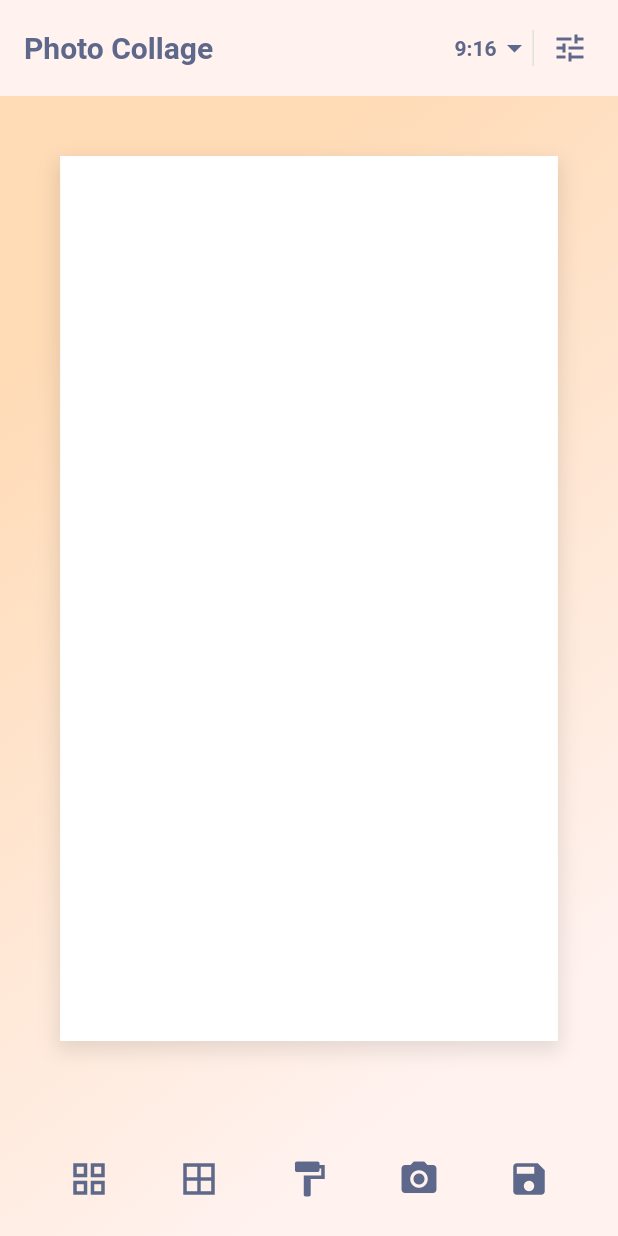
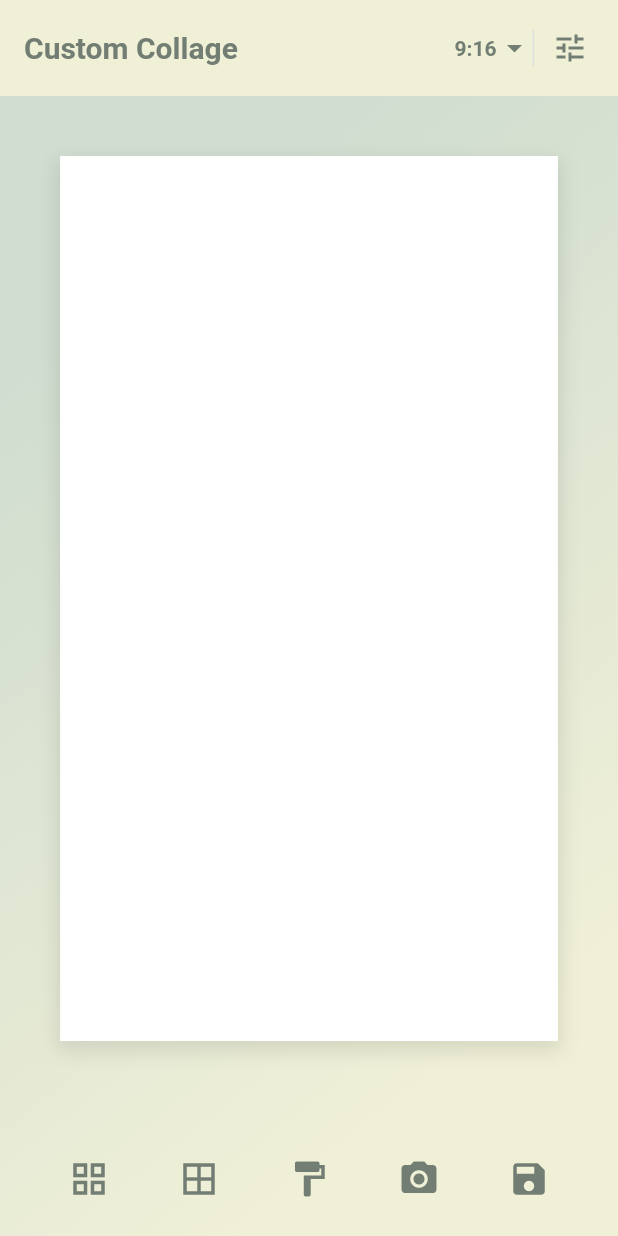
Before and after one commit to aycabadem/photo_collage, a Flutter app: the screen it shows after launch, on a phone screen of 412 x 824 dp. Run offline on Flutter 3.47's test engine with Material 3 defaults, Android fonts, the light colour scheme and no system bars; our stand-ins replace extended_image, image_gallery_saver, image_picker.

Commit message:
change theme

```diff
--- a/lib/main.dart
+++ b/lib/main.dart
@@ -10,11 +10,11 @@ class MyApp extends StatelessWidget {
 
   @override
   Widget build(BuildContext context) {
-    // App-wide color palette
-    const primary = Color(0xFF5D688A); // #5D688A
-    const secondary = Color(0xFFF7A5A5); // #F7A5A5
-    const tertiary = Color(0xFFFFDBB6); // #FFDBB6 (accent)
-    const surface = Color(0xFFFFF2EF); // #FFF2EF
+    // App-wide color palette (updated)
+    const primary = Color(0xFF727D73); // #727D73
+    const secondary = Color(0xFFAAB99A); // #AAB99A
+    const tertiary = Color(0xFFD0DDD0); // #D0DDD0
+    const surface = Color(0xFFF0F0D7); // #F0F0D7
 
     final scheme = const ColorScheme.light(
       primary: primary,
@@ -29,8 +29,26 @@ class MyApp extends StatelessWidget {
       onBackground: Colors.black87,
     );
 
+    TextTheme _bolden(TextTheme t) => TextTheme(
+          displayLarge: t.displayLarge?.copyWith(fontWeight: FontWeight.w700),
+          displayMedium: t.displayMedium?.copyWith(fontWeight: FontWeight.w700),
+          displaySmall: t.displaySmall?.copyWith(fontWeight: FontWeight.w700),
+          headlineLarge: t.headlineLarge?.copyWith(fontWeight: FontWeight.w700),
+          headlineMedium: t.headlineMedium?.copyWith(fontWeight: FontWeight.w700),
+          headlineSmall: t.headlineSmall?.copyWith(fontWeight: FontWeight.w700),
+          titleLarge: t.titleLarge?.copyWith(fontWeight: FontWeight.w700),
+          titleMedium: t.titleMedium?.copyWith(fontWeight: FontWeight.w700),
+          titleSmall: t.titleSmall?.copyWith(fontWeight: FontWeight.w700),
+          bodyLarge: t.bodyLarge?.copyWith(fontWeight: FontWeight.w700),
+          bodyMedium: t.bodyMedium?.copyWith(fontWeight: FontWeight.w700),
+          bodySmall: t.bodySmall?.copyWith(fontWeight: FontWeight.w700),
+          labelLarge: t.labelLarge?.copyWith(fontWeight: FontWeight.w700),
+          labelMedium: t.labelMedium?.copyWith(fontWeight: FontWeight.w700),
+          labelSmall: t.labelSmall?.copyWith(fontWeight: FontWeight.w700),
+        );
+
     return MaterialApp(
-      title: 'Photo Collage',
+      title: 'Custom Collage',
       theme: ThemeData(
         colorScheme: scheme,
         scaffoldBackgroundColor: surface,
@@ -43,6 +61,8 @@ class MyApp extends StatelessWidget {
           actionsIconTheme: IconThemeData(color: primary),
         ),
         iconTheme: const IconThemeData(color: primary),
+        textTheme: _bolden(ThemeData.light().textTheme),
+        primaryTextTheme: _bolden(ThemeData.light().primaryTextTheme),
         useMaterial3: true,
       ),
       home: const CollageScreen(),
--- a/lib/screens/collage_screen.dart
+++ b/lib/screens/collage_screen.dart
@@ -1,6 +1,5 @@
 import 'package:flutter/material.dart';
 import 'package:provider/provider.dart';
-import 'dart:math' as math;
 import '../models/aspect_spec.dart';
 import '../models/background.dart';
 import '../services/collage_manager.dart';
@@ -38,7 +37,7 @@ class _CollageScreenState extends State<CollageScreen> {
           return Scaffold(
             appBar: AppBar(
               title: const Text(
-                'Photo Collage',
+                'Custom Collage',
                 style: TextStyle(fontWeight: FontWeight.w600, fontSize: 20),
               ),
               toolbarHeight: 64,
@@ -89,8 +88,8 @@ class _CollageScreenState extends State<CollageScreen> {
                     decoration: const BoxDecoration(
                       gradient: LinearGradient(
                         colors: [
-                          Color(0xFFFFDBB6), // Accent
-                          Color(0xFFFFF2EF), // Surface
+                          Color(0xFFD0DDD0), // Tertiary
+                          Color(0xFFF0F0D7), // Surface
                         ],
                         begin: Alignment(-0.819152, -0.573576), // ~35°
                         end: Alignment(0.819152, 0.573576),     // ~35°
--- a/lib/services/collage_manager.dart
+++ b/lib/services/collage_manager.dart
@@ -63,8 +63,8 @@ class CollageManager extends ChangeNotifier {
   // Keep a default gradient spec available for when user switches to gradient
   GradientSpec _backgroundGradient = GradientSpec(
     stops: [
-      GradientStop(offset: 0.0, color: const Color(0xFFFFDBB6)),
-      GradientStop(offset: 1.0, color: const Color(0xFFFFF2EF)),
+      GradientStop(offset: 0.0, color: const Color(0xFFD0DDD0)),
+      GradientStop(offset: 1.0, color: const Color(0xFFF0F0D7)),
     ],
     angleDeg: 35,
   );
```
